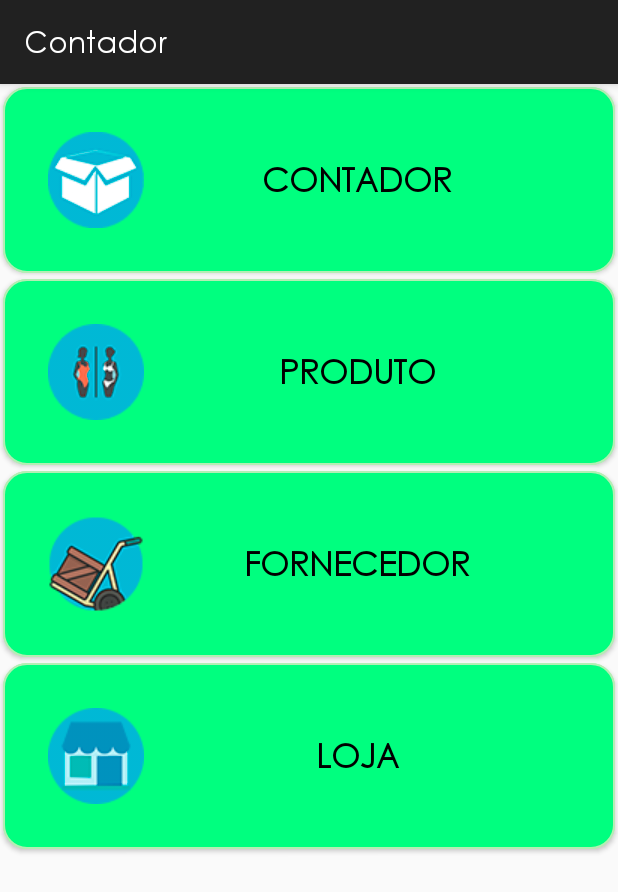
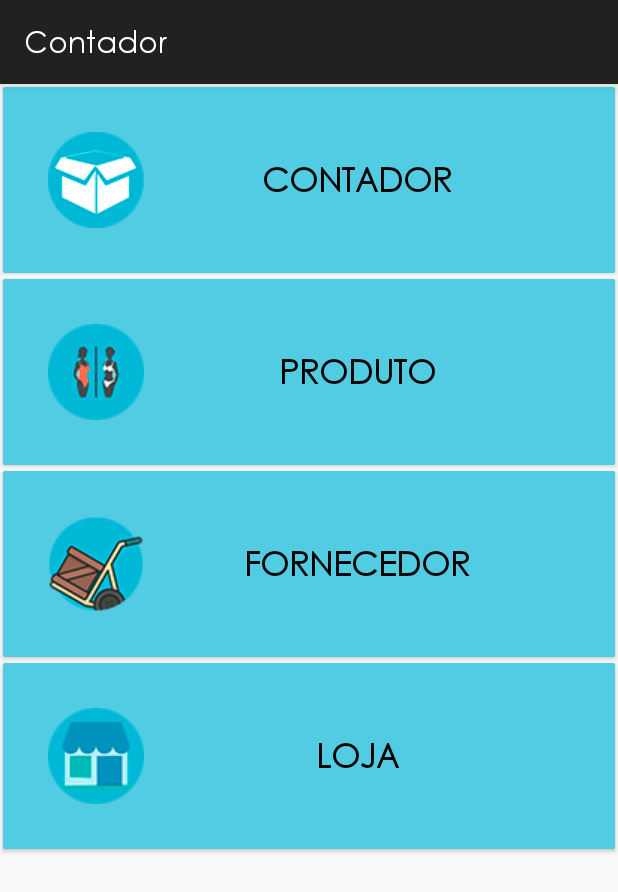
Before and after one commit to jfpsb/Contador, an Android app: the screen it shows after launch (Contador), on a phone screen of 412 x 824 dp. Shown: the top 892 px of the screen. Run offline under Robolectric (Android 15) with nearby library versions, the phone set to English and light mode, and no system bars.

Commit message:
Botoes da tela inicial com novo estilo

```diff
--- /dev/null
+++ b/app/src/main/res/drawable/botao_administracao.xml
@@ -0,0 +1,22 @@
+<?xml version="1.0" encoding="utf-8"?>
+<ripple xmlns:android="http://schemas.android.com/apk/res/android"
+    android:color="#25b7d3">
+    <item android:state_pressed="true">
+        <shape android:shape="rectangle">
+            <corners android:radius="1sp" />
+            <stroke
+                android:width="1dip"
+                android:color="#25b7d3" />
+            <solid android:color="#25b7d3" />
+        </shape>
+    </item>
+    <item>
+        <shape android:shape="rectangle">
+            <corners android:radius="1sp" />
+            <stroke
+                android:width="1sp"
+                android:color="#51CCE3" />
+            <solid android:color="#51CCE3" />
+        </shape>
+    </item>
+</ripple>
--- a/app/src/main/res/layout/activity_contador.xml
+++ b/app/src/main/res/layout/activity_contador.xml
@@ -12,7 +12,7 @@
         android:layout_width="match_parent"
         android:layout_height="wrap_content"
         android:layout_margin="2sp"
-        android:background="@drawable/botao_active"
+        android:background="@drawable/botao_administracao"
         android:drawableLeft="@drawable/estoque"
         android:padding="30sp"
         android:text="Contador"
@@ -24,7 +24,7 @@
         android:layout_width="match_parent"
         android:layout_height="wrap_content"
         android:layout_margin="2sp"
-        android:background="@drawable/botao_active"
+        android:background="@drawable/botao_administracao"
         android:drawableLeft="@drawable/produto_small"
         android:padding="30sp"
         android:text="Produto"
@@ -36,7 +36,7 @@
         android:layout_width="match_parent"
         android:layout_height="wrap_content"
         android:layout_margin="2sp"
-        android:background="@drawable/botao_active"
+        android:background="@drawable/botao_administracao"
         android:drawableLeft="@drawable/fornecedor_small"
         android:padding="30sp"
         android:text="Fornecedor"
@@ -48,7 +48,7 @@
         android:layout_width="match_parent"
         android:layout_height="wrap_content"
         android:layout_margin="2sp"
-        android:background="@drawable/botao_active"
+        android:background="@drawable/botao_administracao"
         android:drawableLeft="@drawable/loja_small"
         android:padding="30sp"
         android:text="Loja"
```
Also changed, not shown: app/src/main/res/drawable/botao_deletar.xml (added, +22 -0 lines).
